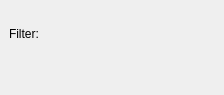
This is kstars/tools/argsetfilternumindi.ui in KDE/kstars as Qt 5 draws it before an edit. The edited form follows.
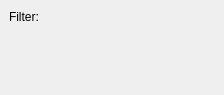
This is the edited form. Custom widgets are drawn as their Qt base class.

```diff
--- a/kstars/tools/argsetfilternumindi.ui
+++ b/kstars/tools/argsetfilternumindi.ui
@@ -35,6 +35,9 @@
        <property name="text" >
         <string>Filter:</string>
        </property>
+       <property name="alignment" >
+        <set>Qt::AlignLeading|Qt::AlignLeft|Qt::AlignVCenter</set>
+       </property>
       </widget>
      </item>
      <item>
@@ -50,8 +53,8 @@
        </property>
        <property name="sizeHint" >
         <size>
-         <width>39</width>
-         <height>50</height>
+         <width>146</width>
+         <height>16</height>
         </size>
        </property>
       </spacer>
```
